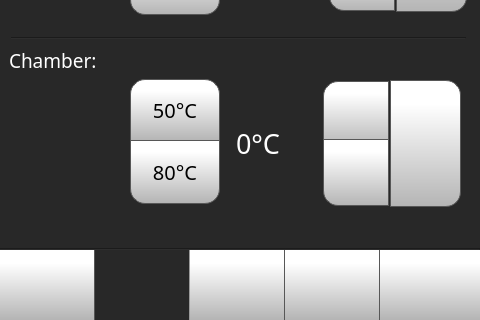
Before: the Qt Designer form octoprint_Volterra400TouchUI/mainGUI_volterra400.ui in FracktalWorks/IMTEX_Volterra400TouchUI, drawn with Qt 5; both pictures show x 0 to 480 and y 480 to 800 of the 480 by 800 pixel window.
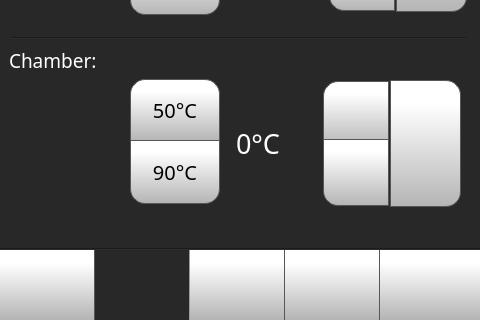
After: the same form once the commit is applied. The open tabs and pages were chosen to show the change. Icons and pictures are not drawn.

```diff
--- a/octoprint_Volterra400TouchUI/mainGUI_volterra400.ui
+++ b/octoprint_Volterra400TouchUI/mainGUI_volterra400.ui
@@ -11788,7 +11788,7 @@
 }</string>
         </property>
         <property name="text">
-         <string>80°C</string>
+         <string>90°C</string>
         </property>
         <property name="iconSize">
          <size>
```
Left out of the diff: 4 changed lines with no effect on the pictures.
